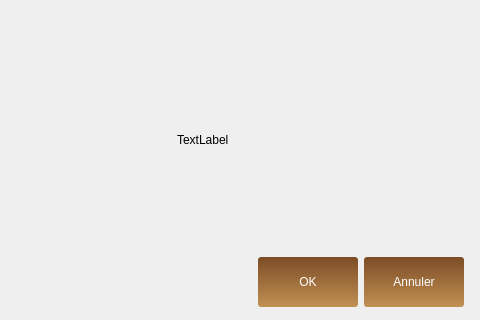
First picture: the form in app/UI/dialog_critical.ui, repository omegaBionic/maderation_front, before the edit; both pictures show x 127 to 607 and y 114 to 434 of the 607 by 434 pixel window.
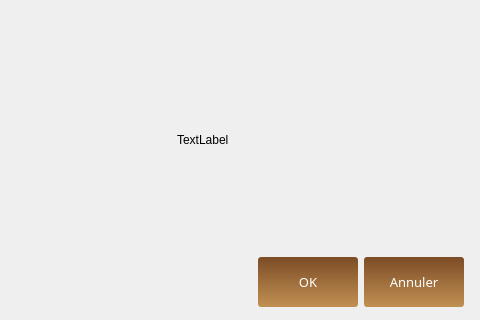
Second picture: the form after the edit. Icons and pictures are not drawn.

```diff
--- a/app/UI/dialog_critical.ui
+++ b/app/UI/dialog_critical.ui
@@ -183,6 +183,15 @@
         <property name="enabled">
          <bool>true</bool>
         </property>
+        <property name="font">
+         <font>
+          <family>Futura Lt BT</family>
+          <pointsize>10</pointsize>
+          <weight>50</weight>
+          <italic>false</italic>
+          <bold>false</bold>
+         </font>
+        </property>
         <property name="cursor">
          <cursorShape>PointingHandCursor</cursorShape>
         </property>
@@ -214,6 +223,15 @@
       </item>
       <item>
        <widget class="QPushButton" name="cancel">
+        <property name="font">
+         <font>
+          <family>Futura Lt BT</family>
+          <pointsize>10</pointsize>
+          <weight>50</weight>
+          <italic>false</italic>
+          <bold>false</bold>
+         </font>
+        </property>
         <property name="cursor">
          <cursorShape>PointingHandCursor</cursorShape>
         </property>
```
